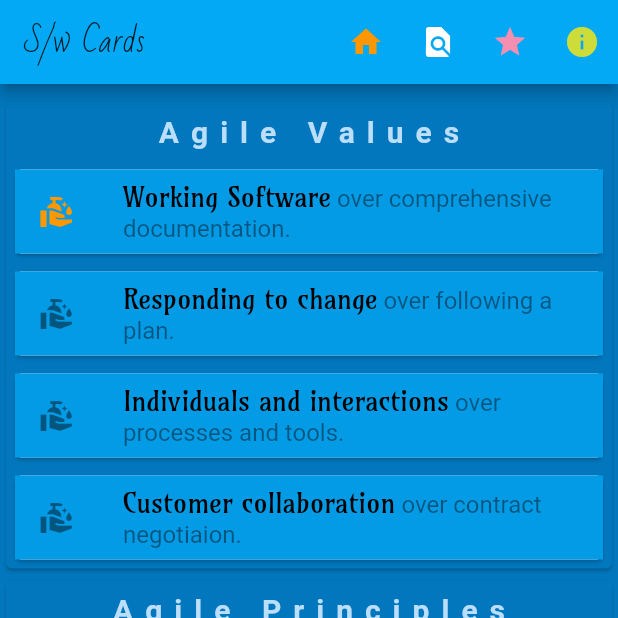
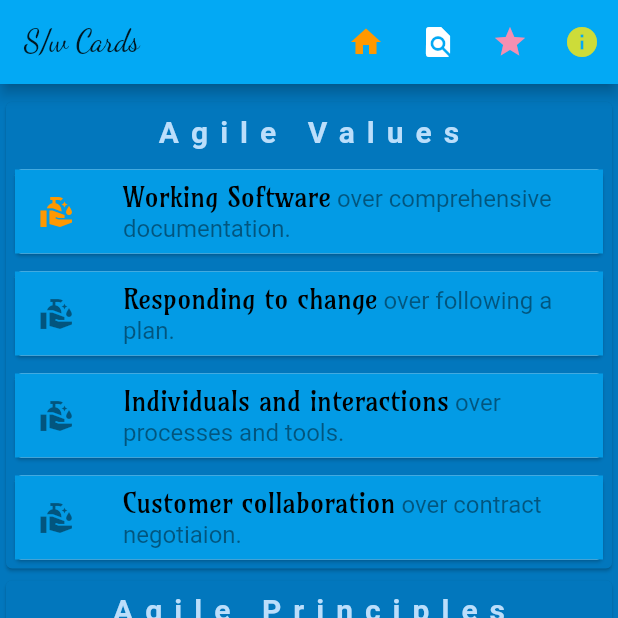
Before and after one commit to ammanath/agileCards, a Flutter app: the screen it shows after launch, on a phone screen of 412 x 824 dp, the top half of it. Run offline on Flutter 3.47's test engine with Material 2 defaults, Android fonts, the phone set to English and light mode, and no system bars; our stand-ins replace animated_text_kit, google_fonts, rating_dialog; missing offline and left inert: launch_review.

Commit message:
minor change

```diff
--- a/lib/agileCardsHomeWidget.dart
+++ b/lib/agileCardsHomeWidget.dart
@@ -21,7 +21,7 @@ class AgileCardsHomeWidget extends StatelessWidget {
         appBar: AppBar(
             title: Text('S/w Cards',
                 style: TextStyle(
-                  fontFamily: 'BadScript',
+                  fontFamily: 'DancingScript',
                 )),
             actions: <Widget>[
               IconButton(
```
